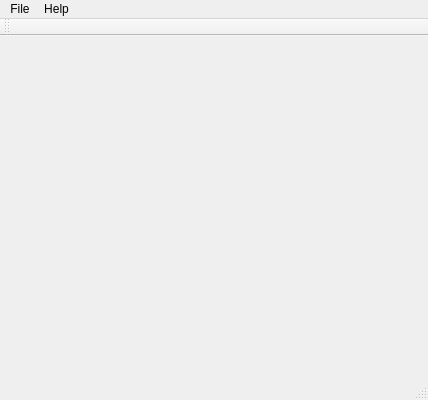
Old version of the form QtVsTools/html_renderer_q5/html_renderer_q5.ui in the repository yyk99/qt_junk.
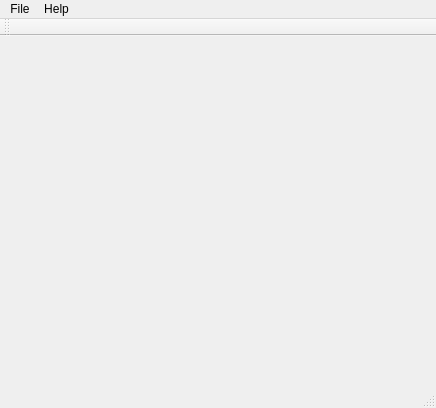
New version of the form.

Diff of the .ui file:
```diff
--- a/QtVsTools/html_renderer_q5/html_renderer_q5.ui
+++ b/QtVsTools/html_renderer_q5/html_renderer_q5.ui
@@ -6,8 +6,8 @@
    <rect>
     <x>0</x>
     <y>0</y>
-    <width>428</width>
-    <height>400</height>
+    <width>436</width>
+    <height>408</height>
    </rect>
   </property>
   <property name="windowTitle">
@@ -19,8 +19,8 @@
     <rect>
      <x>0</x>
      <y>0</y>
-     <width>428</width>
-     <height>22</height>
+     <width>436</width>
+     <height>21</height>
     </rect>
    </property>
    <widget class="QMenu" name="menuFile">
```
